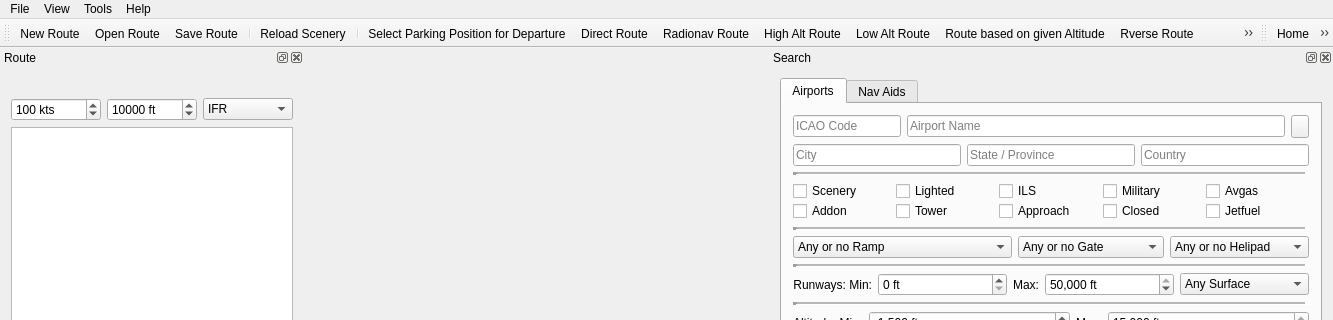
Above: src/gui/mainwindow.ui from albar965/littlenavmap before the change; both pictures show x 0 to 1333 and y 0 to 320 of the 1333 by 754 pixel window. Below: the same form after it.
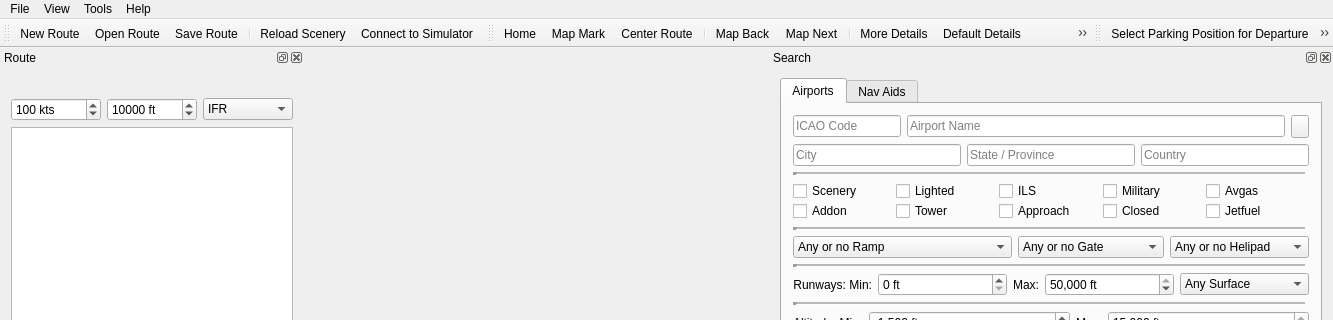
That is the form after the change. Icons and pictures are not drawn.

Commit message: Created routing toolbar. Added networking icon. Fixed course overflow for distance markers.

Patch:
```diff
--- a/src/gui/mainwindow.ui
+++ b/src/gui/mainwindow.ui
@@ -83,15 +83,7 @@
    <addaction name="actionRouteSave"/>
    <addaction name="separator"/>
    <addaction name="actionReloadScenery"/>
-   <addaction name="separator"/>
-   <addaction name="actionRouteSelectParking"/>
-   <addaction name="actionRouteCalcDirect"/>
-   <addaction name="actionRouteCalcRadionav"/>
-   <addaction name="actionRouteCalcHighAlt"/>
-   <addaction name="actionRouteCalcLowAlt"/>
-   <addaction name="actionRouteCalcSetAlt"/>
-   <addaction name="actionRouteReverse"/>
-   <addaction name="actionRouteSettings"/>
+   <addaction name="actionConnectSimulator"/>
   </widget>
   <widget class="QStatusBar" name="statusBar"/>
   <widget class="QDockWidget" name="dockWidgetSearch">
@@ -1704,6 +1696,24 @@
    <addaction name="actionMapShowCities"/>
    <addaction name="actionMapShowHillshading"/>
   </widget>
+  <widget class="QToolBar" name="routeToolBar">
+   <property name="windowTitle">
+    <string>toolBar</string>
+   </property>
+   <attribute name="toolBarArea">
+    <enum>TopToolBarArea</enum>
+   </attribute>
+   <attribute name="toolBarBreak">
+    <bool>false</bool>
+   </attribute>
+   <addaction name="actionRouteSelectParking"/>
+   <addaction name="actionRouteCalcDirect"/>
+   <addaction name="actionRouteCalcRadionav"/>
+   <addaction name="actionRouteCalcHighAlt"/>
+   <addaction name="actionRouteCalcLowAlt"/>
+   <addaction name="actionRouteCalcSetAlt"/>
+   <addaction name="actionRouteReverse"/>
+  </widget>
   <action name="actionSearchFilterIncluding">
    <property name="icon">
     <iconset resource="../../littlenavmap.qrc">
@@ -2705,6 +2715,15 @@
     <string>Grid</string>
    </property>
   </action>
+  <action name="actionConnectSimulator">
+   <property name="icon">
+    <iconset resource="../../littlenavmap.qrc">
+     <normaloff>:/littlenavmap/resources/icons/network.svg</normaloff>:/littlenavmap/resources/icons/network.svg</iconset>
+   </property>
+   <property name="text">
+    <string>Connect to Simulator</string>
+   </property>
+  </action>
  </widget>
  <layoutdefault spacing="6" margin="11"/>
  <resources>
```
Left out of the diff: 4 changed lines with no effect on the pictures. The commit also changes 5 other files.
